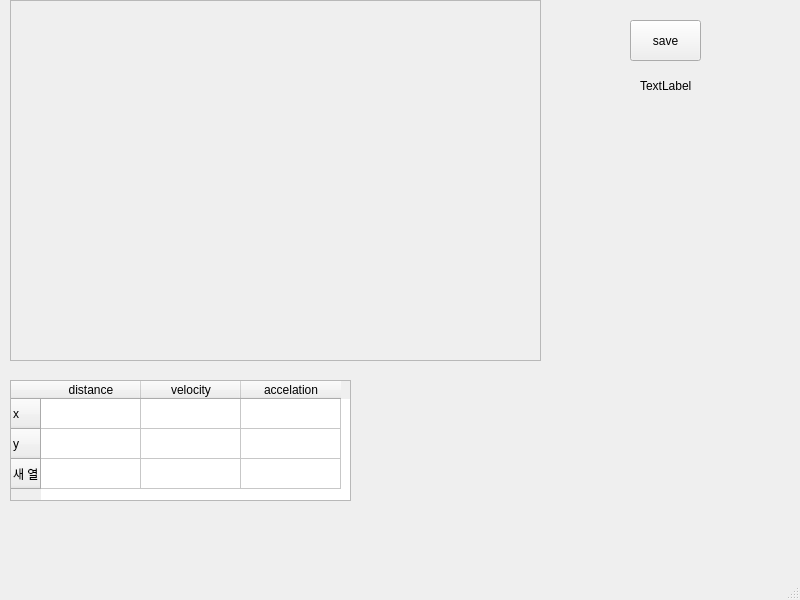
Above: ui.ui from CBNU-Raspberry-Pi/Raspberry_Pi_Traker_2023 before the change. Below: the same form after it.
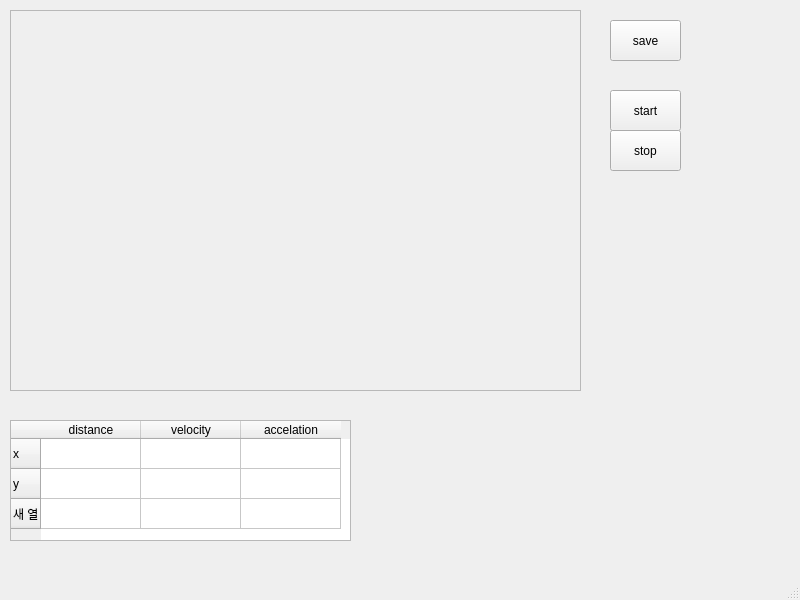
That is the form after the change.

```diff
--- a/ui.ui
+++ b/ui.ui
@@ -17,7 +17,7 @@
    <widget class="QPushButton" name="btn1">
     <property name="geometry">
      <rect>
-      <x>630</x>
+      <x>610</x>
       <y>20</y>
       <width>71</width>
       <height>41</height>
@@ -31,9 +31,9 @@
     <property name="geometry">
      <rect>
       <x>10</x>
-      <y>0</y>
-      <width>531</width>
-      <height>361</height>
+      <y>10</y>
+      <width>571</width>
+      <height>381</height>
      </rect>
     </property>
     <property name="frameShape">
@@ -43,24 +43,11 @@
      <enum>QFrame::Raised</enum>
     </property>
    </widget>
-   <widget class="QLabel" name="label1">
-    <property name="geometry">
-     <rect>
-      <x>640</x>
-      <y>80</y>
-      <width>56</width>
-      <height>12</height>
-     </rect>
-    </property>
-    <property name="text">
-     <string>TextLabel</string>
-    </property>
-   </widget>
    <widget class="QTableWidget" name="tableWidget">
     <property name="geometry">
      <rect>
       <x>10</x>
-      <y>380</y>
+      <y>420</y>
       <width>341</width>
       <height>121</height>
      </rect>
@@ -101,6 +88,42 @@
      </property>
     </item>
    </widget>
+   <widget class="QPushButton" name="pushButton">
+    <property name="geometry">
+     <rect>
+      <x>610</x>
+      <y>90</y>
+      <width>71</width>
+      <height>41</height>
+     </rect>
+    </property>
+    <property name="text">
+     <string>start</string>
+    </property>
+   </widget>
+   <widget class="QPushButton" name="pushButton_2">
+    <property name="geometry">
+     <rect>
+      <x>610</x>
+      <y>130</y>
+      <width>71</width>
+      <height>41</height>
+     </rect>
+    </property>
+    <property name="text">
+     <string>stop</string>
+    </property>
+   </widget>
+   <widget class="QWidget" name="graph" native="true">
+    <property name="geometry">
+     <rect>
+      <x>400</x>
+      <y>410</y>
+      <width>271</width>
+      <height>131</height>
+     </rect>
+    </property>
+   </widget>
   </widget>
   <widget class="QMenuBar" name="menubar">
    <property name="geometry">
```
